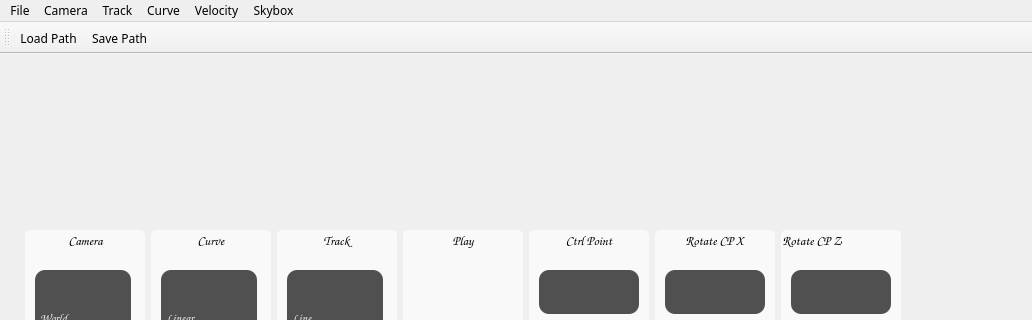
The window that Roller Coaster/AppMain.ui (eucylin/OpenGL-Roller-Coaster-with-Water) describes before a commit, drawn with Qt 5; both pictures show x 0 to 1032 and y 0 to 320 of the 1032 by 769 pixel window.
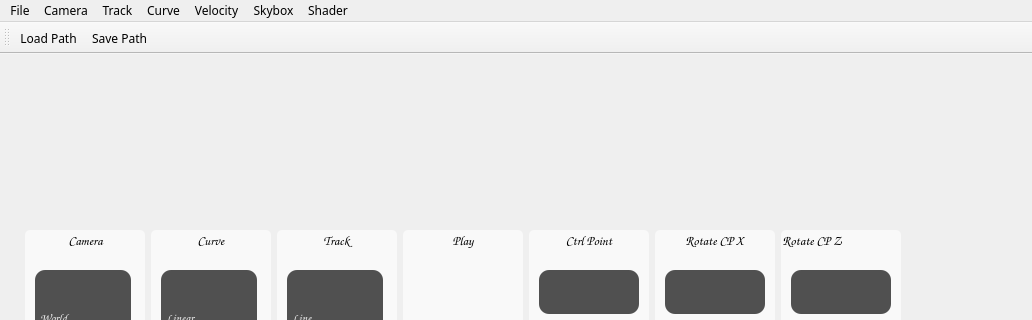
The same window after the commit. Icons and pictures are not drawn.

Commit message: add shader control bar

What changed in the file:
```diff
--- a/Roller Coaster/AppMain.ui
+++ b/Roller Coaster/AppMain.ui
@@ -1102,12 +1102,24 @@
     <addaction name="actionThickCloudsWater"/>
     <addaction name="actionTropicalSunnyDay"/>
    </widget>
+   <widget class="QMenu" name="menuShader">
+    <property name="title">
+     <string>Shader</string>
+    </property>
+    <addaction name="actionNONE"/>
+    <addaction name="actionWood"/>
+    <addaction name="actionDimple"/>
+    <addaction name="actionKill"/>
+    <addaction name="actionSWater"/>
+    <addaction name="actionPhong"/>
+   </widget>
    <addaction name="menuFile"/>
    <addaction name="menuCamera"/>
    <addaction name="menuTrack"/>
    <addaction name="menuCurve"/>
    <addaction name="menuVelocity"/>
    <addaction name="menuSkybox"/>
+   <addaction name="menuShader"/>
   </widget>
   <widget class="QStatusBar" name="statusBar"/>
   <widget class="QToolBar" name="mainToolBar">
```
Left out of the diff: 30 changed lines with no effect on the pictures. The commit also changes 6 other files.
